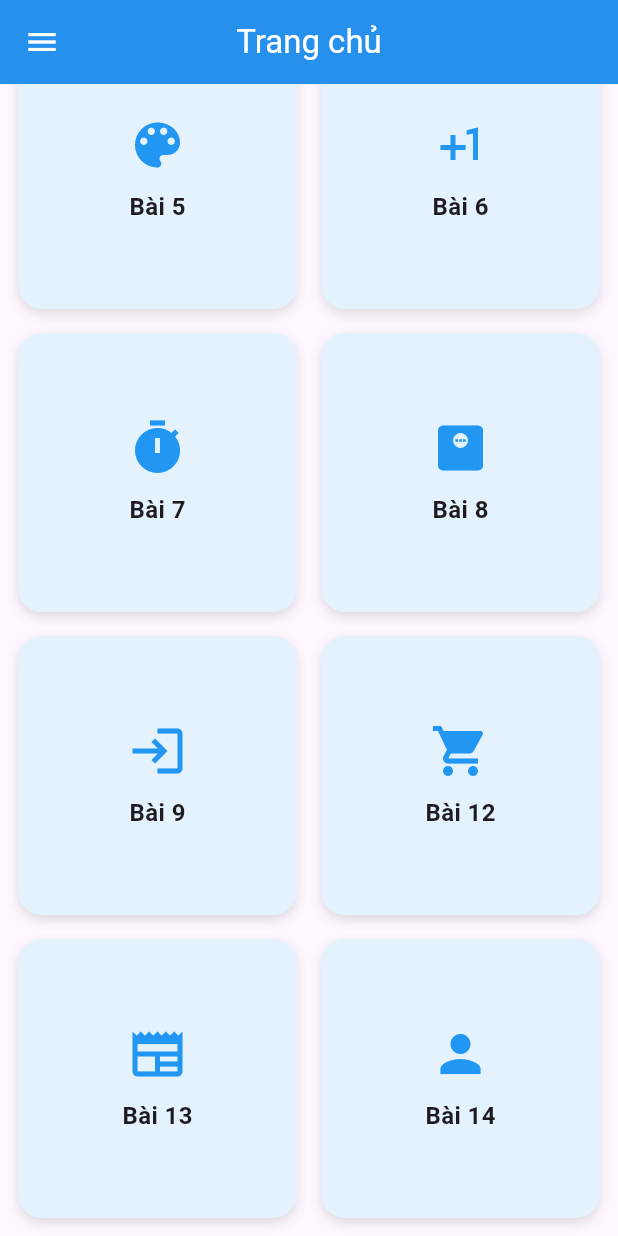
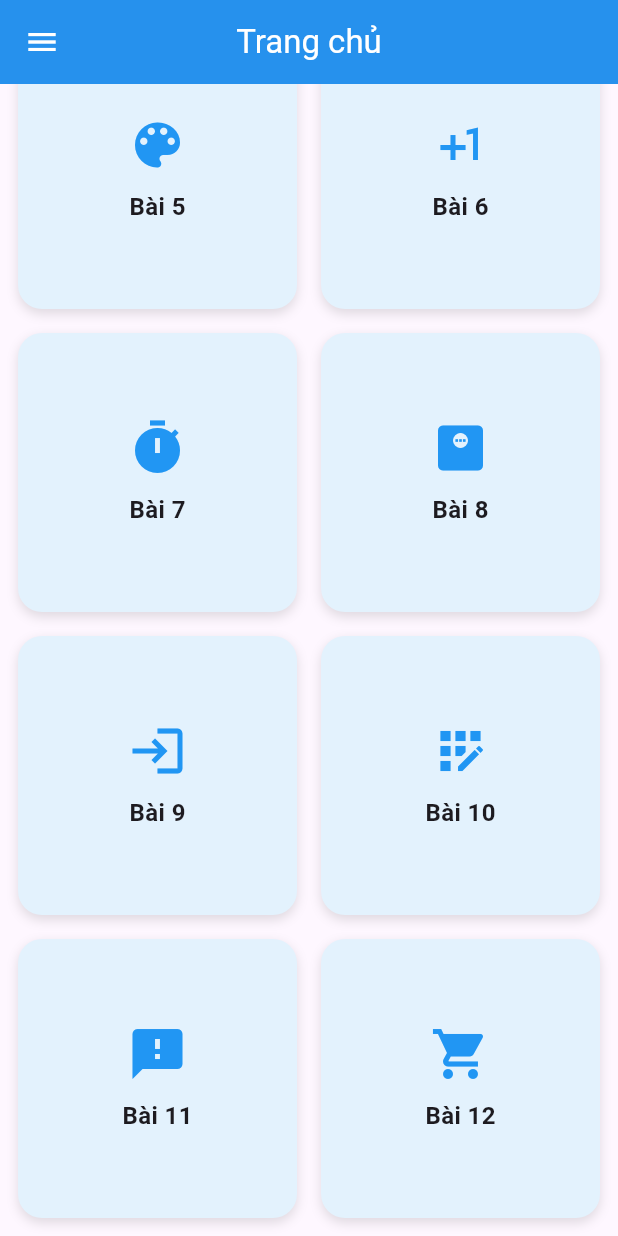
Before and after one commit to MinhNoob1/flutter_nhom2, a Flutter app: the screen it shows after launch, scrolled down 452 dp, on a phone screen of 412 x 824 dp. Run offline on Flutter 3.47's test engine with Material 3 defaults, Android fonts, the phone set to English and light mode, and no system bars; our stand-ins replace dio, file_picker, shared_preferences.

Commit message:
sửa lần 1

```diff
--- a/lib/home_page.dart
+++ b/lib/home_page.dart
@@ -9,6 +9,8 @@ import 'package:flutter_nhom2/list/bai6_counter_app.dart';
 import 'package:flutter_nhom2/list/bai7_counter_time.dart';
 import 'package:flutter_nhom2/list/bai8_tinh_bmi.dart';
 import 'package:flutter_nhom2/list/bai9_form_dang_nhap.dart';
+import 'package:flutter_nhom2/list/bai10_form_dang_ky.dart';
+import 'package:flutter_nhom2/list/bai11_form_gui_phan_hoi.dart';
 import 'package:flutter_nhom2/list/bai12_my_product.dart';
 import 'package:flutter_nhom2/list/bai13_news_list.dart';
 import 'package:flutter_nhom2/list/bai14_profile_screen.dart';
@@ -71,6 +73,8 @@ final List<HomeItem> _items = [
   HomeItem(title: "Bài 7", icon: Icons.timer, page: const CounterTime()),
   HomeItem(title: "Bài 8", icon: Icons.monitor_weight, page: const TinhBMI()),
   HomeItem(title: "Bài 9", icon: Icons.login, page: const FormDangNhap()),
+  HomeItem(title: "Bài 10", icon: Icons.app_registration, page: const FormDangKy()),
+  HomeItem(title: "Bài 11", icon: Icons.feedback, page: const FormGuiPhanHoi()),
   HomeItem(title: "Bài 12", icon: Icons.shopping_cart, page: const MyProduct()),
   HomeItem(title: "Bài 13", icon: Icons.newspaper, page: const NewsList()),
   HomeItem(title: "Bài 14", icon: Icons.person, page: const ProfileScreen()),
```
